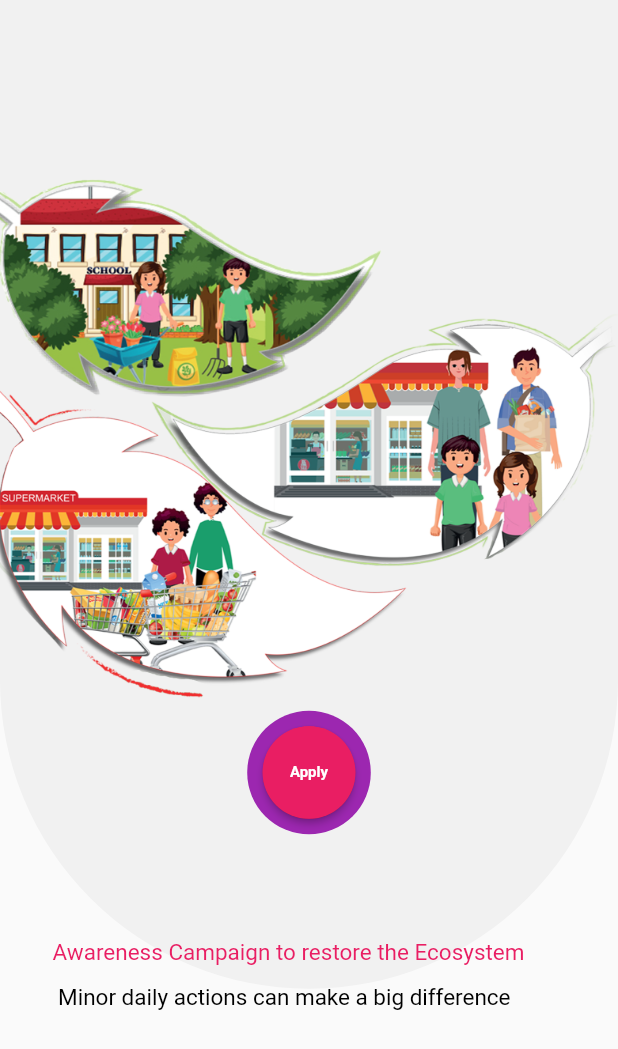
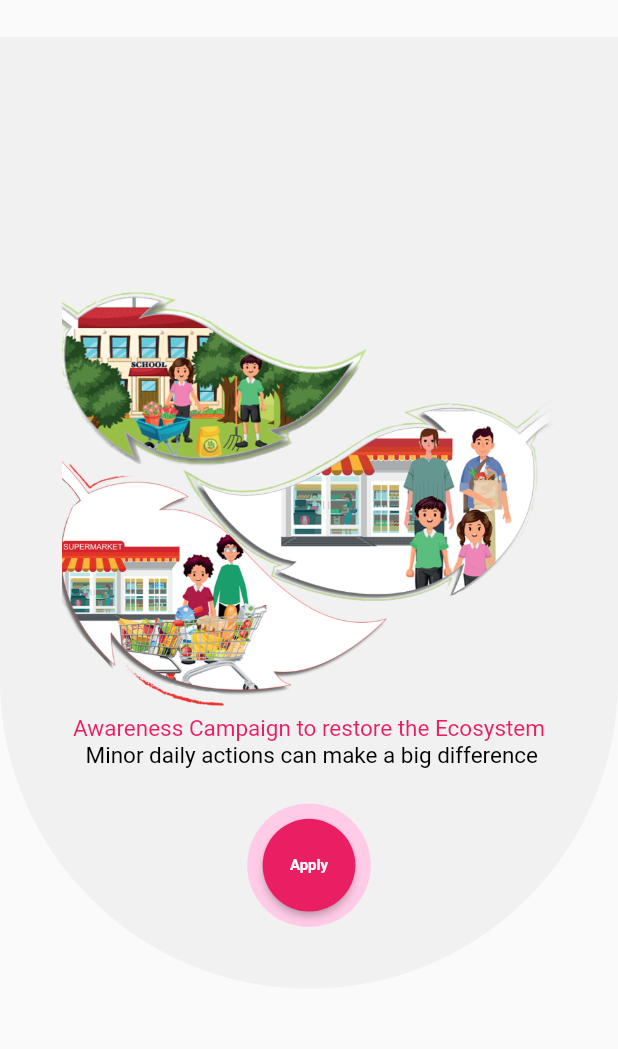
Before and after one commit to Blue-Ray-Flutter/QAC_IOS, a Flutter app: the MainPage screen opened directly, on a phone screen of 412 x 824 dp. Shown: the top 1049 px of the screen. Run offline on Flutter 3.47's test engine with Material 2 defaults, Android fonts, the phone set to English and light mode, and no system bars; our stand-ins replace animated_splash_screen, carousel_slider, flutter_svg, get, get_storage, webview_flutter; missing offline and left inert: onesignal_flutter; accounts and stored records are empty.

Commit message:
Ibraheem1.0.5

```diff
--- a/lib/main.dart
+++ b/lib/main.dart
@@ -1,18 +1,31 @@
 import 'package:adobe/res.dart';
+import 'package:adobe/shared/components/constants/constant_data/constant_data.dart';
 import 'package:adobe/views/login/login.dart';
 import 'package:animated_splash_screen/animated_splash_screen.dart';
 import 'package:flutter/material.dart';
 import 'package:flutter/services.dart';
 import 'package:get/get_navigation/src/root/get_material_app.dart';
-
+import 'package:onesignal_flutter/onesignal_flutter.dart';
 import 'binding/app_binding.dart';
 
 Future<void> main() async {
   runApp(const MyApp());
 }
 
-class MyApp extends StatelessWidget {
+class MyApp extends StatefulWidget {
   const MyApp({super.key});
+
+  @override
+  State<MyApp> createState() => _MyAppState();
+}
+
+class _MyAppState extends State<MyApp> {
+  @override
+  void initState() {
+    super.initState();
+
+    initPlatformState();
+  }
 
   @override
   Widget build(BuildContext context) {
@@ -33,6 +46,14 @@ class MyApp extends StatelessWidget {
   }
 }
 
+Future<void> initPlatformState() async {
+  OneSignal.shared.setLogLevel(OSLogLevel.verbose, OSLogLevel.none);
+  await OneSignal.shared.setAppId(AppId);
+  OneSignal.shared.promptUserForPushNotificationPermission().then((accepted) {
+    debugPrint("Accepted permission: $accepted");
+  });
+}
+
 class MyBehavior extends ScrollBehavior {
   @override
   Widget buildOverscrollIndicator(
--- a/lib/shared/components/constants/constant_data/constant_data.dart
+++ b/lib/shared/components/constants/constant_data/constant_data.dart
@@ -112,3 +112,4 @@ List<MoreItemModel> mediaCenterList = [
 ];
 
 int indexNav = 0;
+String AppId = "acea0bfc-f639-4fa3-9de4-ad22d617b864";
--- a/lib/shared/components/constants/style/color.dart
+++ b/lib/shared/components/constants/style/color.dart
@@ -4,11 +4,13 @@ class AppColor {
   static const globalColor = Colors.green;
   static const globalInvertedColor = Colors.white;
   static const red = Colors.red;
-  static const pink = Colors.pink;
+  static const lightPink = Color(0xFFffcbe7);
   static const blueBanner = Color(0xFF6cc6de);
   static const orangeBanner = Color(0xFFff7e56);
   static const purpleBanner = Color(0xFFb269ba);
+
   static const greenBanner = Color(0xFFa7e169);
   static const darkRedBanner = Color(0xFFc25165);
   static const transparentColor = Color.fromRGBO(255, 255, 255, 0);
+
 }
--- a/lib/shared/widgets/base_widget/base_widget.dart
+++ b/lib/shared/widgets/base_widget/base_widget.dart
@@ -2,6 +2,7 @@ import 'package:adobe/shared/components/constants/style/color.dart';
 import 'package:adobe/shared/components/widget/size_config.dart';
 import 'package:flutter/material.dart';
 
+import '../../../main.dart';
 import '../../components/button/bottom_as_a_body.dart';
 import '../../components/constants/constant_data/constant_data.dart';
 import '../../components/nav_screen/nav_screen_model/nav_screen_model.dart';
@@ -26,6 +27,8 @@ class _BaseWidgetState extends State<BaseWidget> {
           ),
           child: Align(
             alignment: Alignment.center,
+            child: ScrollConfiguration(
+              behavior: MyBehavior(),
               child: ListView.builder(
                 shrinkWrap: true,
                 itemCount: navScreens.length,
@@ -41,6 +44,7 @@ class _BaseWidgetState extends State<BaseWidget> {
                     },
                     activeColor:
                         indexNav == index ? AppColor.globalColor : Colors.white),
+              ),
             ),
           ),
         ),
--- a/lib/views/contact_us/contact_us.dart
+++ b/lib/views/contact_us/contact_us.dart
@@ -206,7 +206,7 @@ class ContactUs extends GetWidget<ContactUsController> {
                   // Get.to(() => const BottomAsABody());
                 },
                 shape: RoundedRectangleBorder(
-                  side: const BorderSide(color: AppColor.pink),
+                  side: const BorderSide(color: Colors.pink),
                   borderRadius: BorderRadius.circular(10),
                 ),
                 backgroundColor: Colors.pink,
--- a/lib/views/main_page/main_page.dart
+++ b/lib/views/main_page/main_page.dart
@@ -15,10 +15,10 @@ class MainPage extends GetWidget<MainPageController> {
     return Scaffold(
       body: SizedBox(
         child: Stack(
-          // alignment: AlignmentDirectional.bottomCenter,
+          alignment: AlignmentDirectional.bottomCenter,
           children: [
             Container(
-              height: SizeConfig.screenHeight * 0.8,
+              height: SizeConfig.screenHeight * 0.77,
               width: SizeConfig.screenWidth,
               decoration: BoxDecoration(
                 color: Colors.grey.withOpacity(0.1),
@@ -28,49 +28,68 @@ class MainPage extends GetWidget<MainPageController> {
               ),
             ),
             Container(
-              height: SizeConfig.screenHeight * 0.7,
-              width: SizeConfig.screenWidth,
+              height: SizeConfig.screenHeight * 0.8,
+              width: SizeConfig.screenWidth*0.8,
               decoration: const BoxDecoration(
                   image: DecorationImage(
                 image: AssetImage(Res.leaf),
                 fit: BoxFit.fitWidth,
               )),
             ),
-            const Positioned(
-                bottom: 180,
-                left: 35,
-                child: Center(
-                  child: Text(
+            // const Positioned(
+            //     bottom: 180,
+            //     left: 35,
+            //     child: Center(
+            //       child: Text(
+            //         'Awareness Campaign to restore the Ecosystem',
+            //         textAlign: TextAlign.center,
+            //         style: TextStyle(fontSize: 15, color: Colors.pink),
+            //       ),
+            //     )),
+            // const Positioned(
+            //   bottom: 150,
+            //   left: 35,
+            //   child: Center(
+            //     child: Text(
+            //       ' Minor daily actions can make a big difference',
+            //       style: TextStyle(fontSize: 15, color: Colors.black),
+            //     ),
+            //   ),
+            // ),
+            SizedBox(
+              height: SizeConfig.screenHeight * 0.4,
+              width: SizeConfig.screenWidth,
+              child: Column(
+                mainAxisAlignment: MainAxisAlignment.center,
+                children: const [
+                  Text(
                     'Awareness Campaign to restore the Ecosystem',
                     textAlign: TextAlign.center,
-                    style: TextStyle(fontSize: 15, color: AppColor.pink),
+                    style: TextStyle(fontSize: 15, color: Colors.pink),
                   ),
-                )),
-            const Positioned(
-              bottom: 150,
-              left: 35,
-              child: Center(
-                child: Text(
-                  ' Minor daily actions can make a big difference',
-                  style: TextStyle(fontSize: 15, color: Colors.black),
-                ),
+                  Text(
+                    ' Minor daily actions can make a big difference',
+                    style: TextStyle(fontSize: 15, color: Colors.black),
+                  ),
+                ],
               ),
             ),
-            Align(
-              alignment: Alignment.bottomCenter,
+            SizedBox(
+              height: SizeConfig.screenHeight * 0.2,
+              width: SizeConfig.screenWidth,
               child: Stack(
                 alignment: AlignmentDirectional.center,
                 children: [
                   Container(
                     decoration: const BoxDecoration(
-                        shape: BoxShape.circle, color:Colors.purple),
+                        shape: BoxShape.circle, color:AppColor.lightPink),
                     height:  SizeConfig.screenHeight*0.75,
                     width: SizeConfig.screenWidth*0.2,
                   ),
                   Container(
 
                     decoration: const BoxDecoration(
-                        shape: BoxShape.circle, color:Colors.pink),
+                        shape: BoxShape.circle, color:AppColor.lightPink),
                     height:  SizeConfig.screenHeight*0.15,
                     width: SizeConfig.screenWidth*0.15,
 
--- a/pubspec.yaml
+++ b/pubspec.yaml
@@ -44,6 +44,7 @@ dependencies:
   get_storage: ^2.1.1
   animated_splash_screen: ^1.3.0
   url_launcher: ^6.1.11
+  onesignal_flutter: ^3.5.1
 dev_dependencies:
   flutter_test:
     sdk: flutter
```
Also changed, not shown: pubspec.lock. Lines whose indentation alone changed are shown as unchanged.
